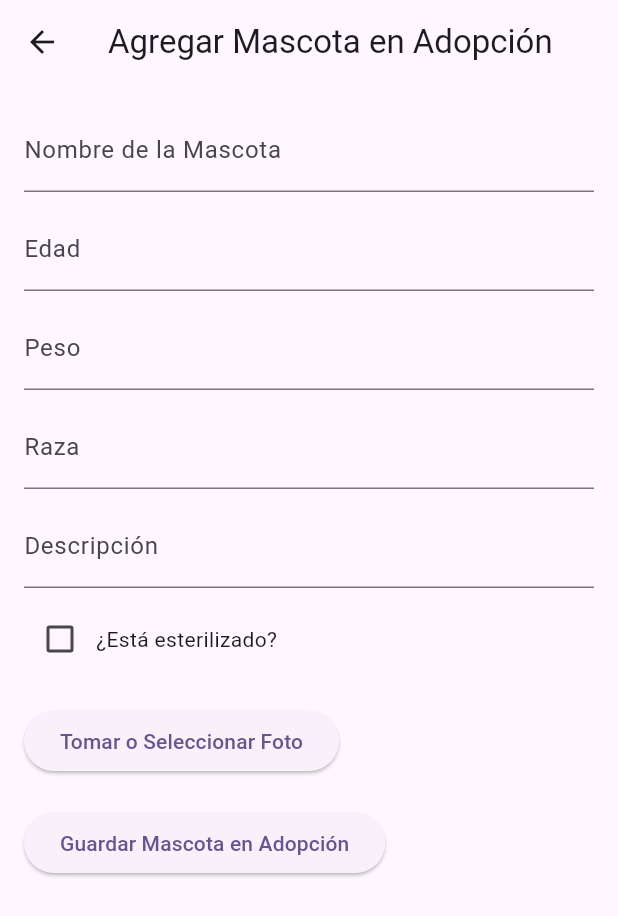
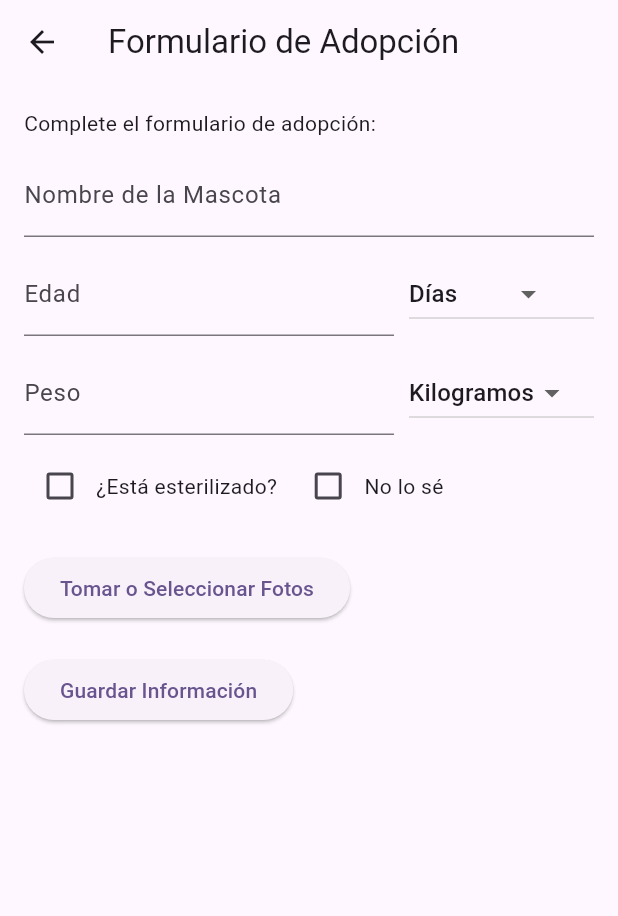
Before and after one commit to yojanz22/App_Animales, a Flutter app: the FormularioAdopcion screen opened directly, on a phone screen of 412 x 824 dp. Shown: the top 916 px of the screen. Run offline on Flutter 3.47's test engine with Material 3 defaults, Android fonts, the phone set to English and light mode, and no system bars; our stand-ins replace cloud_firestore, firebase_auth, firebase_core, firebase_storage, geolocator, google_maps_flutter and 2 more; accounts and stored records are empty.

Commit message:
formulario de adopcion

```diff
--- a/lib/FormularioAdopcion.dart
+++ b/lib/FormularioAdopcion.dart
@@ -1,7 +1,8 @@
 import 'dart:io';
+
 import 'package:flutter/material.dart';
+import 'package:cloud_firestore/cloud_firestore.dart';
 import 'package:firebase_storage/firebase_storage.dart' as firebase_storage;
-import 'package:cloud_firestore/cloud_firestore.dart';
 import 'package:image_picker/image_picker.dart';
 
 class FormularioAdopcion extends StatefulWidget {
@@ -13,15 +14,76 @@ class _FormularioAdopcionState extends State<FormularioAdopcion> {
   final TextEditingController _nombreController = TextEditingController();
   final TextEditingController _edadController = TextEditingController();
   final TextEditingController _pesoController = TextEditingController();
-  final TextEditingController _razaController = TextEditingController();
-  final TextEditingController _descripcionController = TextEditingController();
 
-  final _formKey = GlobalKey<FormState>();
+  String _tipoEdad = 'Días';
+  String _tipoPeso = 'Kilogramos';
+  bool _esterilizado = false;
+  bool _noSabeEsterilizado = false;
+
+  List<File> _imagenes = [];
   final ImagePicker _imagePicker = ImagePicker();
 
-  bool _estaEsterilizado = false;
+  void _guardarInformacion() async {
+    try {
+      // Obtener una referencia a la colección 'animales_adopcion' en Firestore
+      CollectionReference animalesAdopcionCollection =
+          FirebaseFirestore.instance.collection('animales_adopcion');
 
-  String? _imagePath;
+      // Subir imágenes a Firebase Storage y obtener las URLs
+      List<String> urls = await _subirImagenes();
+
+      // Agregar la información a Firestore en la colección 'animales_adopcion'
+      await animalesAdopcionCollection.add({
+        'nombre': _nombreController.text,
+        'edad': _edadController.text,
+        'tipoEdad': _tipoEdad,
+        'peso': _pesoController.text,
+        'tipoPeso': _tipoPeso,
+        'esterilizado': _esterilizado,
+        'noSabeEsterilizado': _noSabeEsterilizado,
+        'imagenes': urls,
+        // Otros campos que desees agregar...
+      });
+
+      // Mensaje de éxito
+      print(
+          'Información guardada correctamente en la colección animales_adopcion.');
+
+      // Limpiar campos después de guardar la información
+      _limpiarCampos();
+    } catch (e) {
+      // Manejo de errores
+      print(
+          'Error al guardar la información en la colección animales_adopcion: $e');
+    }
+  }
+
+  Future<List<String>> _subirImagenes() async {
+    List<String> urls = [];
+
+    for (File imagen in _imagenes) {
+      try {
+        // Obtener referencia al storage
+        firebase_storage.Reference storageReference = firebase_storage
+            .FirebaseStorage.instance
+            .ref()
+            .child('imagenes_adopcion')
+            .child('${DateTime.now().millisecondsSinceEpoch}.jpg');
+
+        // Subir la imagen
+        await storageReference.putFile(imagen);
+
+        // Obtener la URL de la imagen
+        String imageUrl = await storageReference.getDownloadURL();
+        urls.add(imageUrl);
+      } catch (e) {
+        // Manejo de errores al subir imágenes
+        print('Error al subir la imagen: $e');
+      }
+    }
+
+    return urls;
+  }
 
   Future<void> _tomarFoto() async {
     try {
@@ -32,7 +94,7 @@ class _FormularioAdopcionState extends State<FormularioAdopcion> {
 
       if (pickedFile != null) {
         setState(() {
-          _imagePath = pickedFile.path;
+          _imagenes.add(File(pickedFile.path));
         });
       }
     } catch (e) {
@@ -40,78 +102,19 @@ class _FormularioAdopcionState extends State<FormularioAdopcion> {
     }
   }
 
-  Future<void> _seleccionarFoto() async {
+  Future<void> _seleccionarFotos() async {
     try {
-      final XFile? pickedFile = await _imagePicker.pickImage(
-        source: ImageSource.gallery,
+      final List<XFile>? pickedFiles = await _imagePicker.pickMultiImage(
         imageQuality: 70,
       );
 
-      if (pickedFile != null) {
+      if (pickedFiles != null) {
         setState(() {
-          _imagePath = pickedFile.path;
+          _imagenes.addAll(pickedFiles.map((file) => File(file.path)).toList());
         });
       }
     } catch (e) {
-      print('Error al seleccionar la foto: $e');
-    }
-  }
-
-  Future<void> _guardarMascota() async {
-    try {
-      // Validar el formulario
-      if (_formKey.currentState?.validate() ?? false) {
-        // Subir la imagen a Firebase Storage
-        String imageUrl = await _subirImagen();
-
-        // Agregar la información de la mascota a Firestore
-        await FirebaseFirestore.instance.collection('mascotas_adopcion').add({
-          'nombre': _nombreController.text,
-          'edad': _edadController.text,
-          'peso': _pesoController.text,
-          'raza': _razaController.text,
-          'descripcion': _descripcionController.text,
-          'estaEsterilizado': _estaEsterilizado,
-          'imagenUrl': imageUrl,
-          // Agregar más campos según sea necesario
-        });
-
-        // Mostrar mensaje de éxito
-        ScaffoldMessenger.of(context).showSnackBar(
-          SnackBar(
-            content: Text('Mascota en adopción agregada correctamente'),
-            duration: Duration(seconds: 2),
-          ),
-        );
-
-        // Limpiar campos después de agregar la mascota
-        _limpiarCampos();
-      }
-    } catch (error) {
-      // Manejo de errores
-      print('Error al guardar la mascota: $error');
-    }
-  }
-
-  Future<String> _subirImagen() async {
-    try {
-      // Obtener referencia al storage
-      firebase_storage.Reference storageReference =
-          firebase_storage.FirebaseStorage.instance.ref().child(
-                'imagenes_mascotas_adopcion/${DateTime.now().millisecondsSinceEpoch}.jpg',
-              );
-
-      // Subir la imagen
-      await storageReference.putFile(File(_imagePath!));
-
-      // Obtener la URL de la imagen
-      String imageUrl = await storageReference.getDownloadURL();
-
-      return imageUrl;
-    } catch (e) {
-      // Manejo de errores
-      print('Error al subir la imagen: $e');
-      return '';
+      print('Error al seleccionar las fotos: $e');
     }
   }
 
@@ -119,91 +122,116 @@ class _FormularioAdopcionState extends State<FormularioAdopcion> {
     _nombreController.clear();
     _edadController.clear();
     _pesoController.clear();
-    _razaController.clear();
-    _descripcionController.clear();
-    _estaEsterilizado = false;
-    _imagePath = null;
+    _tipoEdad = 'Días';
+    _tipoPeso = 'Kilogramos';
+    _esterilizado = false;
+    _noSabeEsterilizado = false;
+    _imagenes.clear();
   }
 
   @override
   Widget build(BuildContext context) {
     return Scaffold(
       appBar: AppBar(
-        title: Text('Agregar Mascota en Adopción'),
+        title: Text('Formulario de Adopción'),
       ),
       body: Padding(
         padding: const EdgeInsets.all(16.0),
-        child: Form(
-          key: _formKey,
         child: Column(
           crossAxisAlignment: CrossAxisAlignment.start,
           children: [
+            Text('Complete el formulario de adopción:'),
+            SizedBox(height: 10),
             TextFormField(
               controller: _nombreController,
-                validator: (value) {
-                  if (value == null || value.isEmpty) {
-                    return 'Por favor, ingrese el nombre de la mascota';
-                  }
-                  return null;
-                },
               decoration: InputDecoration(labelText: 'Nombre de la Mascota'),
             ),
             SizedBox(height: 10),
-              TextFormField(
+            Row(
+              children: [
+                Expanded(
+                  flex: 2,
+                  child: TextFormField(
                     controller: _edadController,
-                validator: (value) {
-                  if (value == null || value.isEmpty) {
-                    return 'Por favor, ingrese la edad de la mascota';
-                  }
-                  return null;
-                },
+                    keyboardType: TextInputType.number,
                     decoration: InputDecoration(labelText: 'Edad'),
                   ),
+                ),
+                SizedBox(width: 10),
+                Expanded(
+                  child: DropdownButton<String>(
+                    value: _tipoEdad,
+                    onChanged: (value) {
+                      setState(() {
+                        _tipoEdad = value!;
+                      });
+                    },
+                    items: ['Días', 'Semanas', 'Años']
+                        .map((tipo) => DropdownMenuItem<String>(
+                              value: tipo,
+                              child: Text(tipo),
+                            ))
+                        .toList(),
+                  ),
+                ),
+              ],
+            ),
             SizedBox(height: 10),
-              TextFormField(
+            Row(
+              children: [
+                Expanded(
+                  flex: 2,
+                  child: TextFormField(
                     controller: _pesoController,
-                validator: (value) {
-                  if (value == null || value.isEmpty) {
-                    return 'Por favor, ingrese el peso de la mascota';
-                  }
-                  return null;
-                },
+                    keyboardType: TextInputType.number,
                     decoration: InputDecoration(labelText: 'Peso'),
                   ),
-              SizedBox(height: 10),
-              TextFormField(
-                controller: _razaController,
-                validator: (value) {
-                  if (value == null || value.isEmpty) {
-                    return 'Por favor, ingrese la raza de la mascota';
-                  }
-                  return null;
+                ),
+                SizedBox(width: 10),
+                Expanded(
+                  child: DropdownButton<String>(
+                    value: _tipoPeso,
+                    onChanged: (value) {
+                      setState(() {
+                        _tipoPeso = value!;
+                      });
                     },
-                decoration: InputDecoration(labelText: 'Raza'),
+                    items: ['Kilogramos', 'Gramos']
+                        .map((tipo) => DropdownMenuItem<String>(
+                              value: tipo,
+                              child: Text(tipo),
+                            ))
+                        .toList(),
                   ),
-              SizedBox(height: 10),
-              TextFormField(
-                controller: _descripcionController,
-                validator: (value) {
-                  if (value == null || value.isEmpty) {
-                    return 'Por favor, ingrese la descripción de la mascota';
-                  }
-                  return null;
-                },
-                decoration: InputDecoration(labelText: 'Descripción'),
+                ),
+              ],
             ),
             SizedBox(height: 10),
             Row(
               children: [
                 Checkbox(
-                    value: _estaEsterilizado,
+                  value: _esterilizado,
                   onChanged: (value) {
                     setState(() {
-                        _estaEsterilizado = value ?? false;
+                      _esterilizado = value!;
                     });
                   },
                 ),
                 Text('¿Está esterilizado?'),
+                SizedBox(width: 10),
+                Checkbox(
+                  value: _noSabeEsterilizado,
+                  onChanged: (value) {
+                    setState(() {
+                      _noSabeEsterilizado = value!;
+                      if (value!) {
+                        _esterilizado =
+                            false; // Desmarcar el checkbox principal si se selecciona "No lo sé"
+                      }
+                    });
+                  },
+                ),
+                Text('No lo sé'),
               ],
             ),
             SizedBox(height: 20),
@@ -211,17 +239,14 @@ class _FormularioAdopcionState extends State<FormularioAdopcion> {
               onPressed: () async {
                 await _mostrarOpcionesFoto();
               },
-                child: Text('Tomar o Seleccionar Foto'),
+              child: Text('Tomar o Seleccionar Fotos'),
             ),
             SizedBox(height: 20),
             ElevatedButton(
-                onPressed: () {
-                  _guardarMascota();
-                },
-                child: Text('Guardar Mascota en Adopción'),
+              onPressed: _guardarInformacion,
+              child: Text('Guardar Información'),
             ),
           ],
-          ),
         ),
       ),
     );
@@ -232,7 +257,7 @@ class _FormularioAdopcionState extends State<FormularioAdopcion> {
       context: context,
       builder: (BuildContext context) {
         return AlertDialog(
-          title: Text('Seleccionar Fuente de Foto'),
+          title: Text('Seleccionar Fuente de Fotos'),
           content: Column(
             mainAxisSize: MainAxisSize.min,
             children: [
@@ -242,7 +267,7 @@ class _FormularioAdopcionState extends State<FormularioAdopcion> {
                   await _tomarFoto();
                   ScaffoldMessenger.of(context).showSnackBar(
                     SnackBar(
-                      content: Text('Foto cargada correctamente'),
+                      content: Text('Fotos cargadas correctamente'),
                       duration: Duration(seconds: 2),
                     ),
                   );
@@ -252,10 +277,10 @@ class _FormularioAdopcionState extends State<FormularioAdopcion> {
               ElevatedButton(
                 onPressed: () async {
                   Navigator.pop(context);
-                  await _seleccionarFoto();
+                  await _seleccionarFotos();
                   ScaffoldMessenger.of(context).showSnackBar(
                     SnackBar(
-                      content: Text('Foto cargada correctamente'),
+                      content: Text('Fotos cargadas correctamente'),
                       duration: Duration(seconds: 2),
                     ),
                   );
```
Lines whose indentation alone changed are shown as unchanged.
